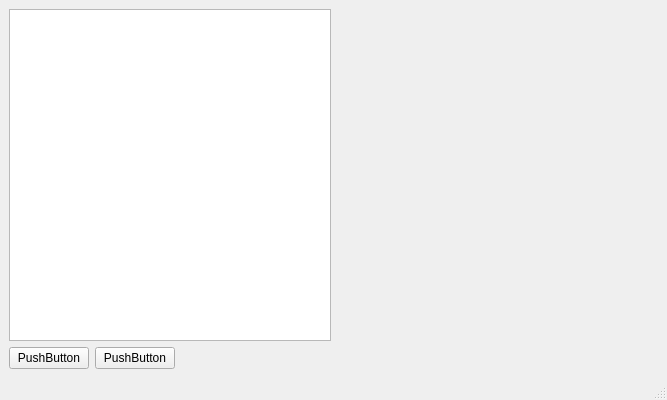
Before: the Qt Designer form WS5/WS5_Qt/mainwindow.ui in benjamintxn/2023_20364444, drawn with Qt 5.
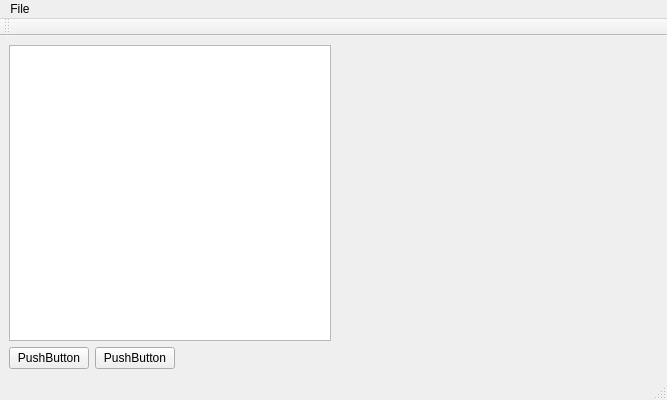
After: the same form once the commit is applied.

```diff
--- a/WS5/WS5_Qt/mainwindow.ui
+++ b/WS5/WS5_Qt/mainwindow.ui
@@ -103,8 +103,31 @@
      <height>21</height>
     </rect>
    </property>
+   <widget class="QMenu" name="menuFile">
+    <property name="title">
+     <string>File</string>
+    </property>
+    <addaction name="actionOpen_File"/>
+   </widget>
+   <addaction name="menuFile"/>
   </widget>
   <widget class="QStatusBar" name="statusbar"/>
+  <widget class="QToolBar" name="toolBar">
+   <property name="windowTitle">
+    <string>toolBar</string>
+   </property>
+   <attribute name="toolBarArea">
+    <enum>TopToolBarArea</enum>
+   </attribute>
+   <attribute name="toolBarBreak">
+    <bool>false</bool>
+   </attribute>
+  </widget>
+  <action name="actionOpen_File">
+   <property name="text">
+    <string>Open_File</string>
+   </property>
+  </action>
  </widget>
  <resources/>
  <connections/>
```
